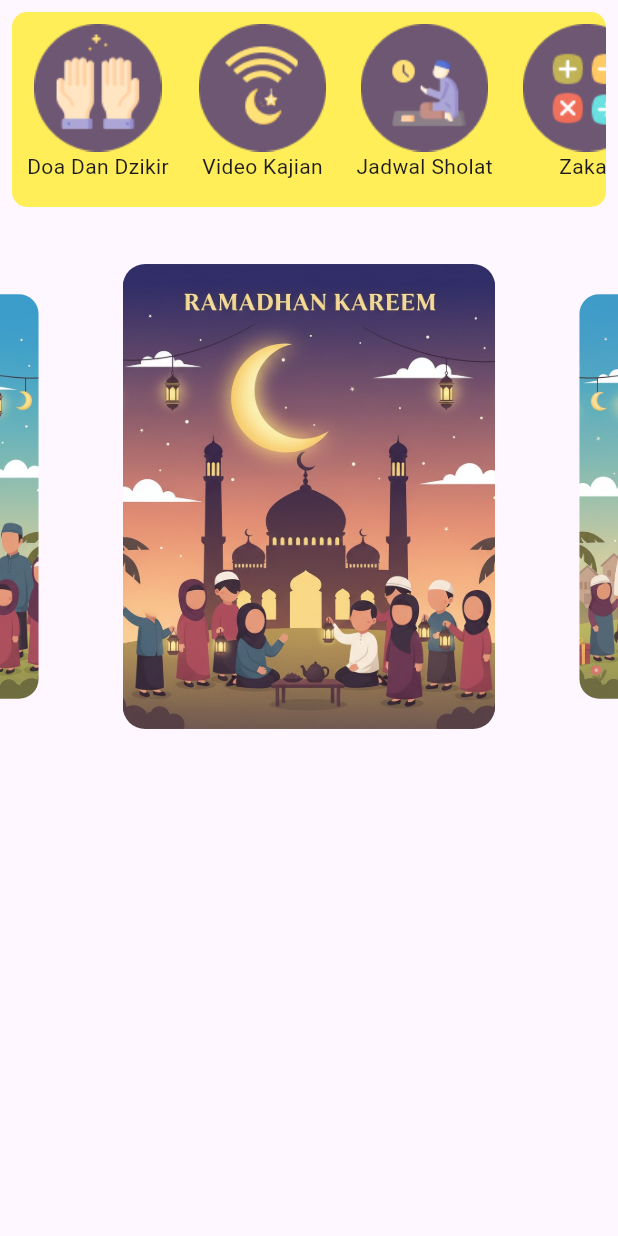
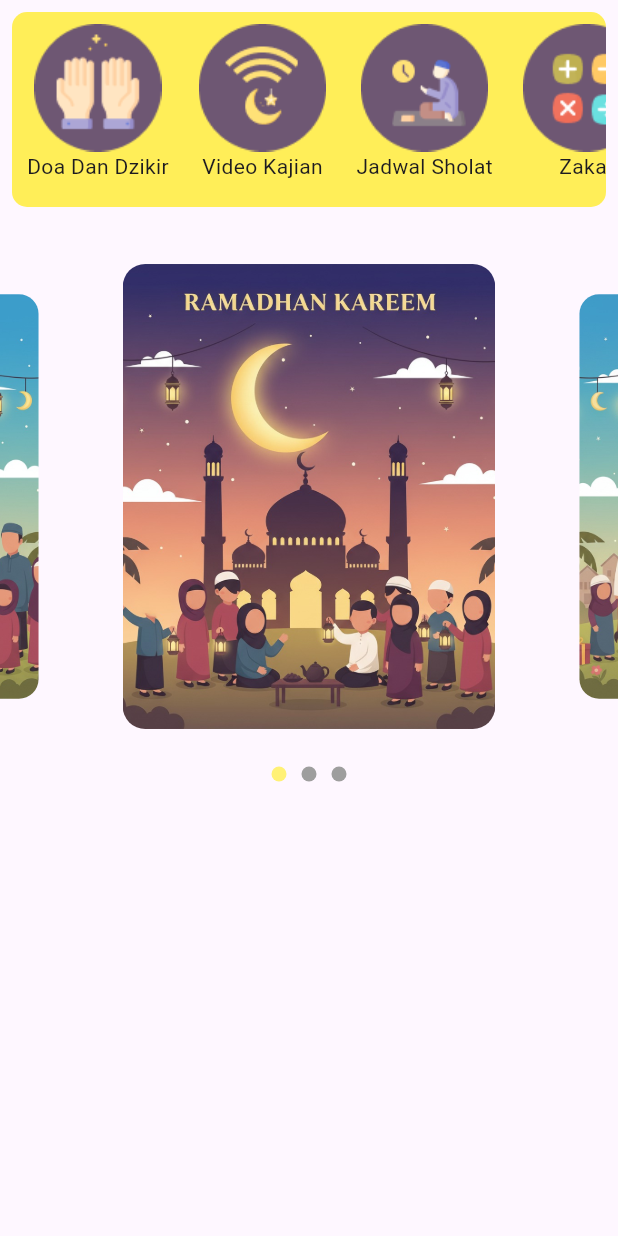
Before and after one commit to Gha211th/Bitaqwa-App-Project, a Flutter app: the screen it shows after launch, on a phone screen of 412 x 824 dp. Run offline on Flutter 3.47's test engine with Material 3 defaults, Android fonts, the phone set to English and light mode, and no system bars; drawn by our look-alikes of carousel_slider; our stand-ins replace geocoding, geolocator, permission_handler, shared_preferences; missing offline and left inert: string_similarity.

Commit message:
carousel slider

```diff
--- a/lib/pages/home_page.dart
+++ b/lib/pages/home_page.dart
@@ -184,7 +184,31 @@ class _Home_PageState extends State<Home_Page> {
             },
           ),
         ),
+        // DOT INDIKATOR
+        Row(
+          mainAxisAlignment: MainAxisAlignment.center,
+          children: posterList.asMap().entries.map((entry) {
+            return GestureDetector(
+              onTap: () => _currentIndex.animateToPage(entry.key),
+              child: Container(
+                width: 10,
+                height: 10,
+                margin: EdgeInsets.all(5),
+                decoration: BoxDecoration(
+                  color: _currentIndex == entry.key
+                      ? Colors.yellow[300]
+                      : Colors.grey,
+                  shape: BoxShape.circle,
+                ),
+              ),
+            );
+          }).toList(),
+        ),
       ],
     );
   }
 }
+
+extension on int {
+  void animateToPage(int key) {}
+}
```
